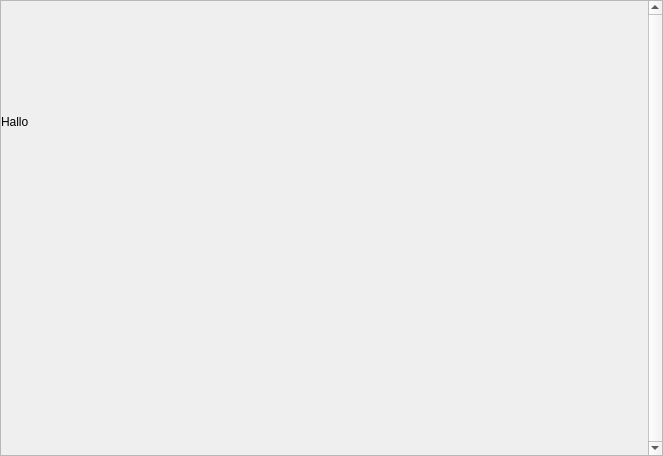
Old version of the form src/conan_app_launcher/ui/views/about/about.ui in the repository goszpeti/conan_explorer.
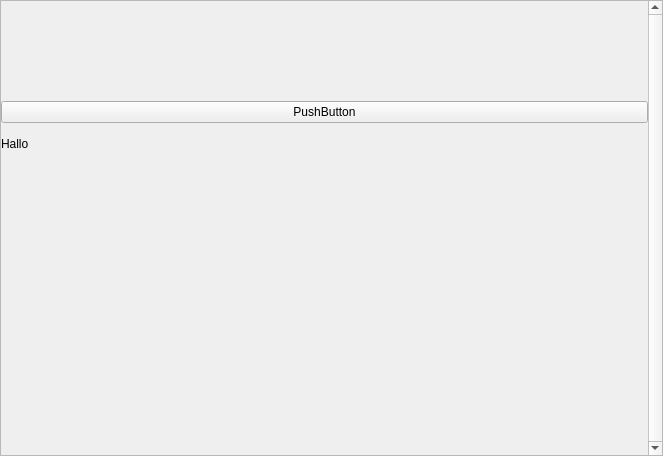
New version of the form. Icons and pictures are not drawn.

Diff of the .ui file:
```diff
--- a/src/conan_app_launcher/ui/views/about/about.ui
+++ b/src/conan_app_launcher/ui/views/about/about.ui
@@ -55,7 +55,7 @@
         <height>454</height>
        </rect>
       </property>
-      <layout class="QVBoxLayout" name="verticalLayout" stretch="1,1">
+      <layout class="QVBoxLayout" name="verticalLayout" stretch="1,0,1">
        <property name="spacing">
         <number>0</number>
        </property>
@@ -99,6 +99,13 @@
          </property>
         </widget>
        </item>
+       <item>
+        <widget class="QPushButton" name="pushButton">
+         <property name="text">
+          <string>PushButton</string>
+         </property>
+        </widget>
+       </item>
        <item>
         <widget class="QLabel" name="about_label">
          <property name="text">
```
